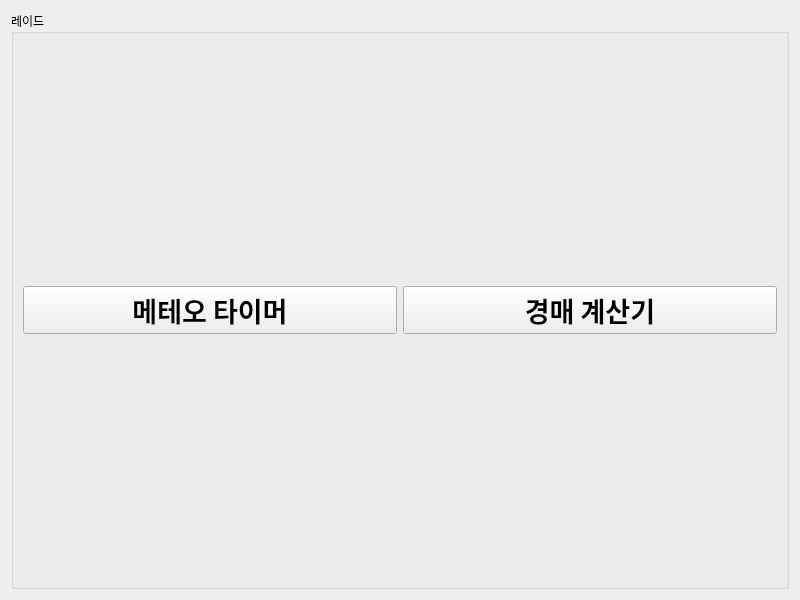
Old version of the form loatools.ui in the repository Wseop/Qt_LoaTools.
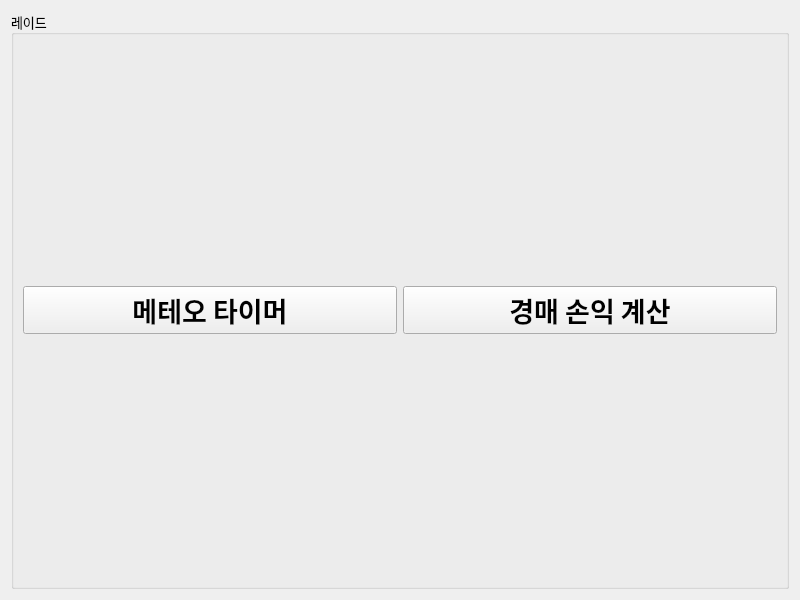
New version of the form.

Diff of the .ui file:
```diff
--- a/loatools.ui
+++ b/loatools.ui
@@ -19,6 +19,7 @@
      <property name="font">
       <font>
        <family>나눔스퀘어_ac Light</family>
+       <pointsize>10</pointsize>
        <bold>false</bold>
       </font>
      </property>
@@ -50,7 +51,7 @@
          </font>
         </property>
         <property name="text">
-         <string>경매 계산기</string>
+         <string>경매 손익 계산</string>
         </property>
        </widget>
       </item>
```
